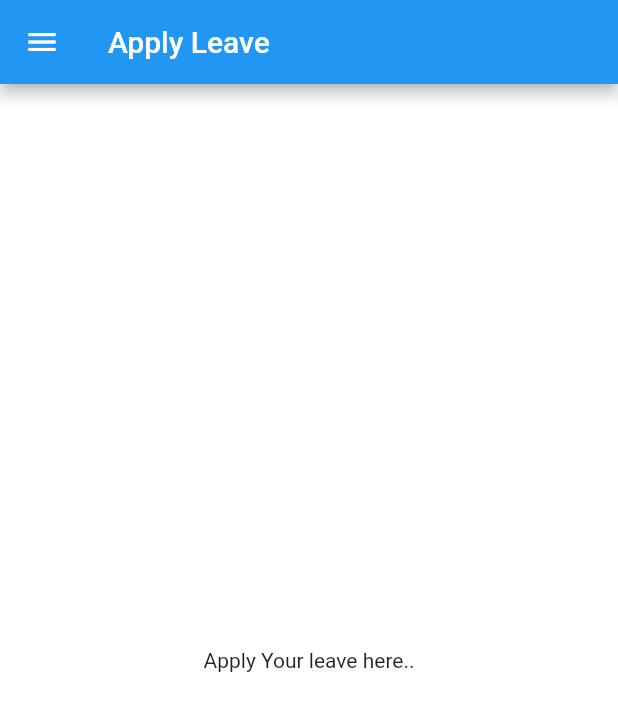
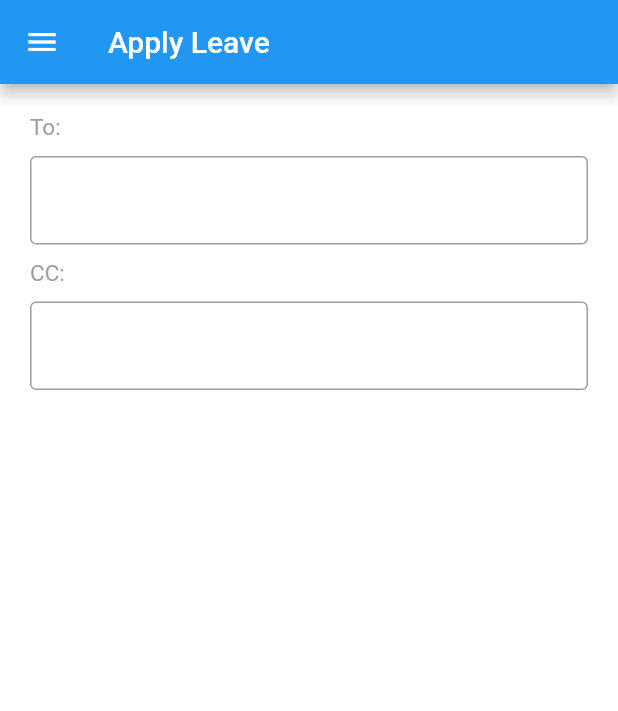
Before and after one commit to sakthi-dotcom/ah_lms_flutter, a Flutter app: the ApplyLeave screen opened directly, on a phone screen of 412 x 824 dp. Shown: the top 711 px of the screen. Run offline on Flutter 3.47's test engine with Material 2 defaults, Android fonts, the phone set to English and light mode, and no system bars; our stand-ins replace image_picker.

Commit message:
partilay added txt field.

```diff
--- a/lib/view/sidebar/apply_leave.dart
+++ b/lib/view/sidebar/apply_leave.dart
@@ -22,10 +22,57 @@ class _ApplyLeaveState extends State<ApplyLeave> {
         appBar: AppBar(
           title: Text(app_leave),
         ),
-        body: Center(
+        body: SingleChildScrollView(
           child: Column(
-            mainAxisAlignment: MainAxisAlignment.center,
-            children: [Text("Apply Your leave here..")],
+            crossAxisAlignment: CrossAxisAlignment.start,
+            children: [
+              const Padding(
+                padding: EdgeInsets.only(left: 20, top: 20),
+                child: Text(
+                  "To:",
+                  style: TextStyle(
+                      fontSize: 15.0,
+                      fontWeight: FontWeight.normal,
+                      color: Colors.grey),
+                ),
+              ),
+              Padding(
+                padding:
+                    const EdgeInsets.only(left: 20.0, right: 20.0, top: 10.0),
+                child: TextFormField(
+                  decoration: const InputDecoration(
+                    border: OutlineInputBorder(
+                        borderSide: BorderSide(color: Colors.grey)),
+                    focusedBorder: OutlineInputBorder(
+                      borderSide: BorderSide(color: Colors.blueAccent),
+                    ),
+                  ),
+                ),
+              ),
+              const Padding(
+                padding: EdgeInsets.only(left: 20.0, top: 10),
+                child: Text(
+                  "CC:",
+                  style: TextStyle(
+                      fontSize: 15.0,
+                      fontWeight: FontWeight.normal,
+                      color: Colors.grey),
+                ),
+              ),
+              Padding(
+                padding:
+                    const EdgeInsets.only(left: 20.0, right: 20.0, top: 10.0),
+                child: TextFormField(
+                  decoration: const InputDecoration(
+                    border: OutlineInputBorder(
+                        borderSide: BorderSide(color: Colors.grey)),
+                    focusedBorder: OutlineInputBorder(
+                      borderSide: BorderSide(color: Colors.blueAccent),
+                    ),
+                  ),
+                ),
+              )
+            ],
           ),
         ),
       ),
```
